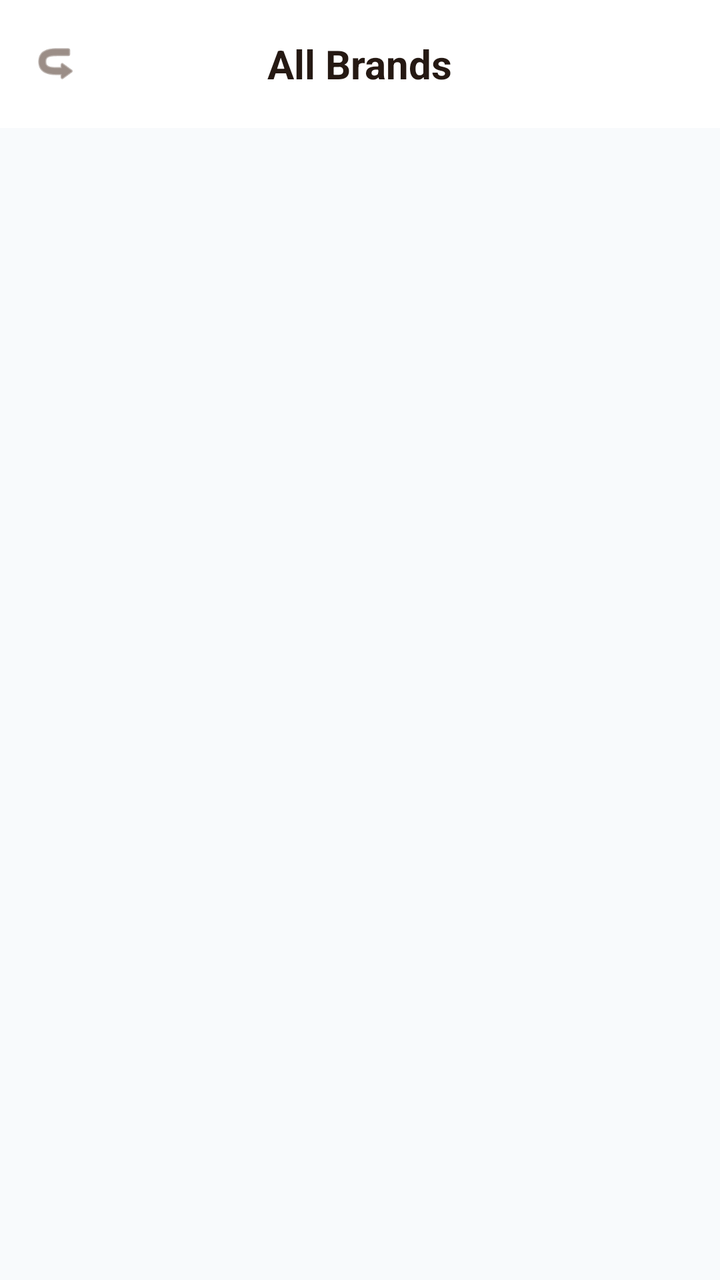
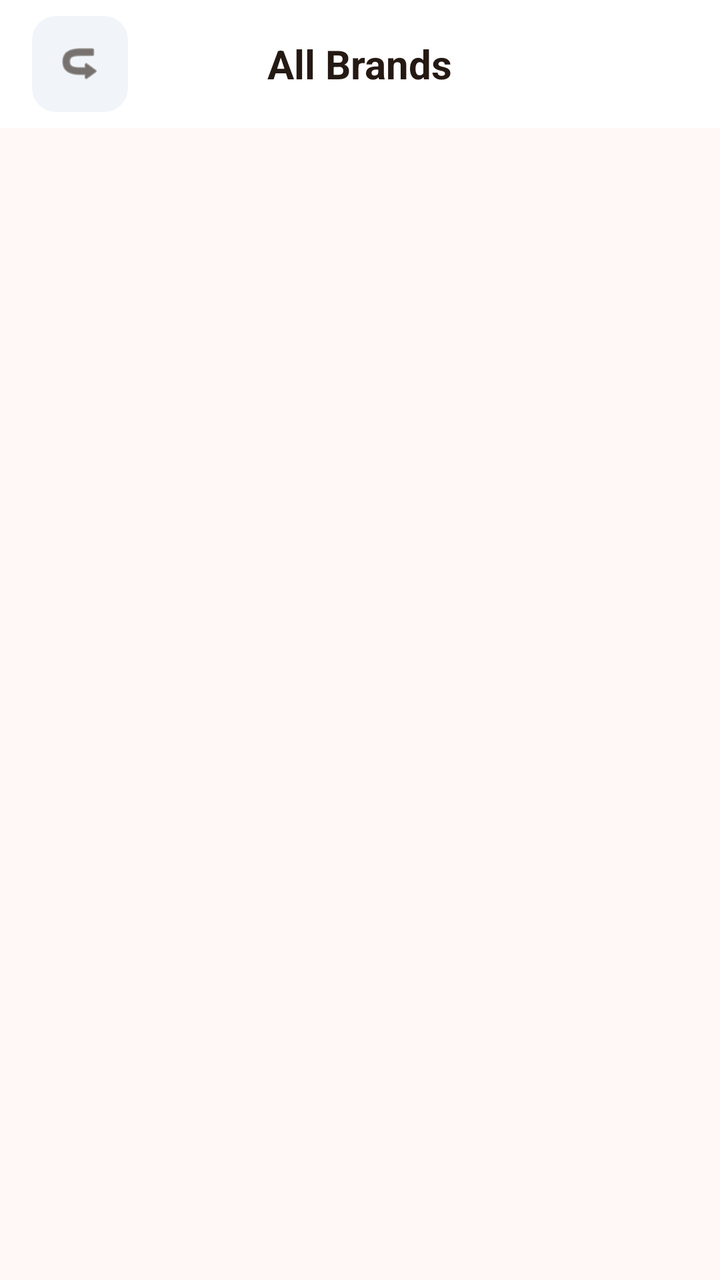

Compare the two renders of this Android layout. The source of the first and the diff that turns it into the second are given below.
<!-- AndroidManifest.xml: application theme Theme.BeckieDealApp -->
<!-- res/layout/activity_all_brands.xml -->
<?xml version="1.0" encoding="utf-8"?>
<androidx.constraintlayout.widget.ConstraintLayout xmlns:android="http://schemas.android.com/apk/res/android"
    xmlns:app="http://schemas.android.com/apk/res-auto"
    xmlns:tools="http://schemas.android.com/tools"
    android:layout_width="match_parent"
    android:layout_height="match_parent"
    android:background="#F8FAFC"
    tools:context=".AllBrandsActivity">

    
    <com.google.android.material.appbar.MaterialToolbar
        android:id="@+id/topAppBar"
        android:layout_width="match_parent"
        android:layout_height="64dp"
        android:background="#FFFFFF"
        app:elevation="0dp"
        app:contentInsetStart="0dp"
        app:layout_constraintTop_toTopOf="parent">

        <RelativeLayout
            android:layout_width="match_parent"
            android:layout_height="match_parent"
            android:paddingHorizontal="16dp">

            <ImageView
                android:id="@+id/backButton"
                android:layout_width="24dp"
                android:layout_height="24dp"
                android:layout_alignParentStart="true"
                android:layout_centerVertical="true"
                android:src="@android:drawable/ic_menu_revert"
                android:rotation="180"
                app:tint="#584237" />

            <TextView
                android:layout_width="wrap_content"
                android:layout_height="wrap_content"
                android:layout_centerInParent="true"
                android:text="All Brands"
                android:textColor="#251913"
                android:textSize="20sp"
                android:textStyle="bold" />

        </RelativeLayout>
    </com.google.android.material.appbar.MaterialToolbar>

    <androidx.core.widget.NestedScrollView
        android:layout_width="match_parent"
        android:layout_height="0dp"
        android:fillViewport="true"
        app:layout_constraintTop_toBottomOf="@id/topAppBar"
        app:layout_constraintBottom_toBottomOf="parent">

        <LinearLayout
            android:layout_width="match_parent"
            android:layout_height="wrap_content"
            android:orientation="vertical"
            android:padding="20dp">

            <GridLayout
                android:id="@+id/allBrandsGrid"
                android:layout_width="match_parent"
                android:layout_height="wrap_content"
                android:columnCount="3"
                android:alignmentMode="alignMargins" />

            <View
                android:layout_width="match_parent"
                android:layout_height="40dp" />

        </LinearLayout>
    </androidx.core.widget.NestedScrollView>

</androidx.constraintlayout.widget.ConstraintLayout>
<!-- resources referenced by this layout -->
<resources>
  <style name="Theme.BeckieDealApp" parent="Base.Theme.BeckieDealApp" />
  <style name="Base.Theme.BeckieDealApp" parent="Theme.Material3.DayNight.NoActionBar">
          
          
      </style>
</resources>

<!-- the commit's change to res/layout/activity_all_brands.xml (unified diff, before → after) -->
@@ -4,7 +4,8 @@
     xmlns:tools="http://schemas.android.com/tools"
     android:layout_width="match_parent"
     android:layout_height="match_parent"
-    android:background="#F8FAFC"
+    android:background="@color/background"
+    android:fitsSystemWindows="true"
     tools:context=".AllBrandsActivity">
 
     
@@ -12,7 +13,7 @@
         android:id="@+id/topAppBar"
         android:layout_width="match_parent"
         android:layout_height="64dp"
-        android:background="#FFFFFF"
+        android:background="@color/surface"
         app:elevation="0dp"
         app:contentInsetStart="0dp"
         app:layout_constraintTop_toTopOf="parent">
@@ -24,20 +25,22 @@
 
             <ImageView
                 android:id="@+id/backButton"
-                android:layout_width="24dp"
-                android:layout_height="24dp"
+                android:layout_width="48dp"
+                android:layout_height="48dp"
                 android:layout_alignParentStart="true"
                 android:layout_centerVertical="true"
+                android:background="@drawable/form_field_background"
+                android:padding="12dp"
                 android:src="@android:drawable/ic_menu_revert"
                 android:rotation="180"
-                app:tint="#584237" />
+                app:tint="@color/text_primary" />
 
             <TextView
                 android:layout_width="wrap_content"
                 android:layout_height="wrap_content"
                 android:layout_centerInParent="true"
                 android:text="All Brands"
-                android:textColor="#251913"
+                android:textColor="@color/text_primary"
                 android:textSize="20sp"
                 android:textStyle="bold" />
 
<!-- resource entries referenced after the edit -->
@@ -1,9 +1,48 @@
 <!-- resources referenced by this layout -->
 <resources>
+  <color name="background">#FFF8F6</color>
+  <color name="surface">#FFFFFF</color>
+  <color name="text_primary">#251913</color>
+  <!-- drawable form_field_background (drawable) -->
+  <?xml version="1.0" encoding="utf-8"?>
+  <shape xmlns:android="http://schemas.android.com/apk/res/android">
+      <solid android:color="@color/input_background" />
+      <corners android:radius="12dp" />
+  </shape>
   <style name="Theme.BeckieDealApp" parent="Base.Theme.BeckieDealApp" />
+  <color name="input_background">#F1F5F9</color>
   <style name="Base.Theme.BeckieDealApp" parent="Theme.Material3.DayNight.NoActionBar">
           
+          <item name="colorPrimary">@color/primary</item>
+          <item name="colorOnPrimary">@color/on_primary</item>
+          <item name="colorPrimaryContainer">@color/primary_container</item>
+          <item name="colorOnPrimaryContainer">@color/on_primary_container</item>
+  
           
+          <item name="colorSecondary">@color/secondary</item>
+          <item name="colorOnSecondary">@color/on_secondary</item>
+          <item name="colorSecondaryContainer">@color/secondary_container</item>
+          <item name="colorOnSecondaryContainer">@color/on_secondary_container</item>
+  
+          
+          <item name="android:windowBackground">@color/background</item>
+          <item name="colorSurface">@color/surface</item>
+          <item name="colorOnSurface">@color/on_surface</item>
+          <item name="colorSurfaceVariant">@color/surface_variant</item>
+          <item name="colorOnSurfaceVariant">@color/on_surface_variant</item>
+          <item name="colorOutline">@color/outline</item>
       </style>
+  <color name="primary">#F97316</color>
+  <color name="on_primary">#FFFFFF</color>
+  <color name="primary_container">#F97316</color>
+  <color name="on_primary_container">#582200</color>
+  <color name="secondary">#8F4D27</color>
+  <color name="on_secondary">#FFFFFF</color>
+  <color name="secondary_container">#FDA77A</color>
+  <color name="on_secondary_container">#773A16</color>
+  <color name="on_surface">#251913</color>
+  <color name="surface_variant">#F6DED3</color>
+  <color name="on_surface_variant">#584237</color>
+  <color name="outline">#8C7164</color>
 </resources>
 
